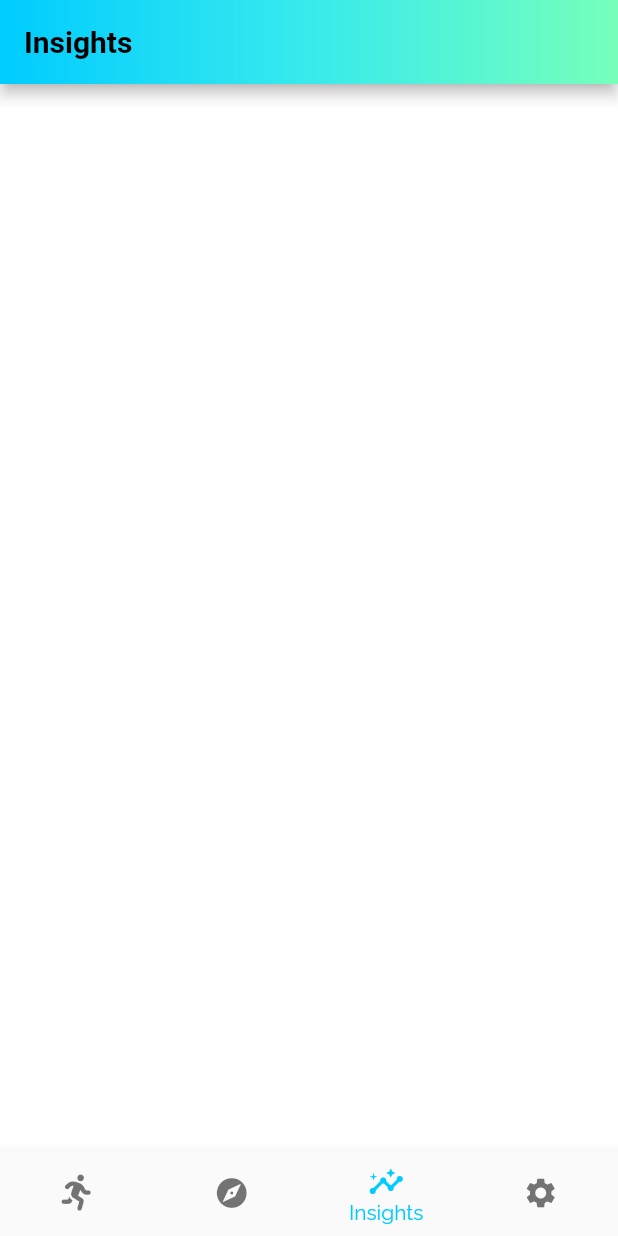
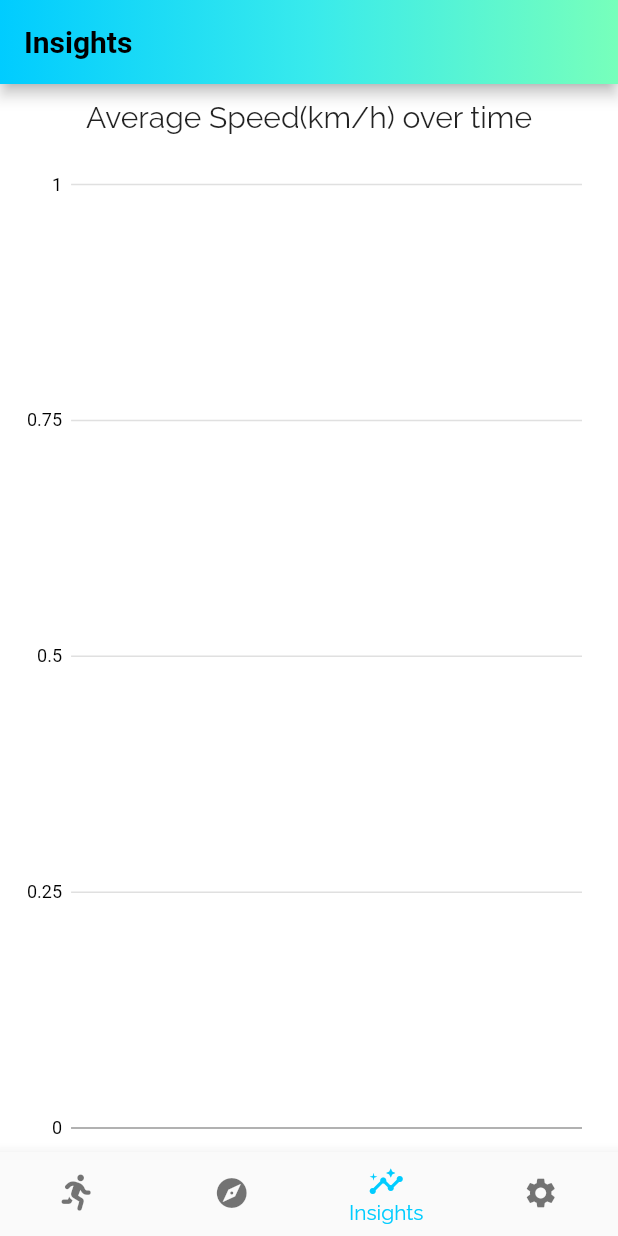
Before and after one commit to Coeeter/flutter-clicktorun, a Flutter app: the ParentScreen screen opened directly, item 3 of the bottom bar chosen, on a phone screen of 412 x 824 dp. Run offline on Flutter 3.47's test engine with Material 2 defaults, Android fonts, the phone set to English and light mode, and no system bars; our stand-ins replace charts_flutter, cloud_firestore, firebase_auth, firebase_core, firebase_storage, flutter_slidable and 5 more; accounts and stored records are empty.

Commit message:
Able to show graph avgspeed over time

```diff
--- /dev/null
+++ b/lib/ui/screens/insights/insights_screen.dart
@@ -0,0 +1,53 @@
+import 'package:clicktorun_flutter/data/model/run_model.dart';
+import 'package:clicktorun_flutter/data/repositories/auth_repository.dart';
+import 'package:clicktorun_flutter/data/repositories/run_repository.dart';
+import 'package:clicktorun_flutter/ui/screens/insights/widgets/average_speed_graph.dart';
+import 'package:flutter/material.dart';
+
+class InsightsScreen extends StatefulWidget {
+  const InsightsScreen({Key? key}) : super(key: key);
+
+  @override
+  State<InsightsScreen> createState() => InsightsScreenState();
+}
+
+class InsightsScreenState extends State<InsightsScreen> {
+  @override
+  Widget build(BuildContext context) {
+    return SizedBox(
+      width: double.infinity,
+      child: Column(
+        children: [
+          Padding(
+            padding: const EdgeInsets.all(10.0),
+            child: Text(
+              "Average Speed(km/h) over time",
+              style: Theme.of(context).textTheme.headline5?.copyWith(
+                    fontSize: 20,
+                  ),
+            ),
+          ),
+          Expanded(
+            child: StreamBuilder<List<RunModel>>(
+              stream: RunRepository.instance().getRunList(
+                AuthRepository.instance().currentUser!.email!,
+              ),
+              builder: (context, snapshot) {
+                if (snapshot.connectionState == ConnectionState.waiting) {
+                  return const Center(child: CircularProgressIndicator());
+                }
+                List<RunModel> runList = snapshot.data!;
+                return Padding(
+                  padding: const EdgeInsets.all(10.0),
+                  child: AverageSpeedOverTimeGraph(
+                    runList: runList,
+                  ),
+                );
+              },
+            ),
+          ),
+        ],
+      ),
+    );
+  }
+}
--- /dev/null
+++ b/lib/ui/screens/insights/widgets/average_speed_graph.dart
@@ -0,0 +1,103 @@
+import 'package:charts_flutter/flutter.dart' as charts;
+import 'package:clicktorun_flutter/data/model/run_model.dart';
+import 'package:clicktorun_flutter/ui/utils/colors.dart';
+import 'package:flutter/material.dart';
+
+class AverageSpeedOverTimeGraph extends StatefulWidget {
+  final List<RunModel> runList;
+  const AverageSpeedOverTimeGraph({
+    required this.runList,
+    Key? key,
+  }) : super(key: key);
+
+  @override
+  State<AverageSpeedOverTimeGraph> createState() =>
+      AverageSpeedOverTimeGraphState();
+}
+
+class AverageSpeedOverTimeGraphState extends State<AverageSpeedOverTimeGraph> {
+  double? selectedSpeed;
+  final List<String> _months = [
+    "January",
+    "February",
+    "March",
+    "April",
+    "May",
+    "June",
+    "July",
+    "August",
+    "September",
+    "October",
+    "November",
+    "December"
+  ];
+
+  @override
+  Widget build(BuildContext context) {
+    charts.Color? labelColor = charts.ColorUtil.fromDartColor(
+      Theme.of(context).brightness == Brightness.dark
+          ? Colors.white
+          : Colors.black,
+    );
+    List<charts.Series<RunModel, String>> seriesList = [
+      charts.Series(
+        id: "Average speed over time",
+        data: widget.runList,
+        domainFn: (RunModel runModel, _) {
+          DateTime dateRan = DateTime.fromMillisecondsSinceEpoch(
+            runModel.timeStartedInMilliseconds,
+          ).toLocal();
+          return "${dateRan.hour}:${dateRan.minute}:${dateRan.second}\n"
+              "${dateRan.day} ${_months[dateRan.month - 1]}";
+        },
+        measureFn: (RunModel runModel, _) => runModel.averageSpeed,
+        colorFn: (_, __) => charts.ColorUtil.fromDartColor(
+          ClickToRunColors.primary,
+        ),
+      ),
+    ];
+    return charts.BarChart(
+      seriesList,
+      animate: true,
+      behaviors: [
+        charts.SlidingViewport(),
+        charts.PanAndZoomBehavior(),
+        if (selectedSpeed != null)
+          charts.ChartTitle(
+            selectedSpeed!.toStringAsFixed(2) + " km/h",
+            behaviorPosition: charts.BehaviorPosition.top,
+            titleOutsideJustification:
+                charts.OutsideJustification.middleDrawArea,
+          ),
+      ],
+      domainAxis: charts.OrdinalAxisSpec(
+        viewport: charts.OrdinalViewport("", 5),
+        renderSpec: charts.GridlineRendererSpec(
+          labelStyle: charts.TextStyleSpec(
+            color: labelColor,
+          ), //chnage white color as per your requirement.
+        ),
+      ),
+      primaryMeasureAxis: charts.NumericAxisSpec(
+        renderSpec: charts.GridlineRendererSpec(
+          labelStyle: charts.TextStyleSpec(
+            color: labelColor,
+          ),
+        ),
+      ),
+      selectionModels: [
+        charts.SelectionModelConfig(
+          type: charts.SelectionModelType.info,
+          changedListener: (charts.SelectionModel<String> selectionModel) {
+            final List<charts.SeriesDatum<String>> selectedDatum =
+                selectionModel.selectedDatum;
+            setState(() {
+              selectedSpeed =
+                  (selectedDatum.first.datum as RunModel).averageSpeed;
+            });
+          },
+        )
+      ],
+    );
+  }
+}
--- a/lib/ui/screens/parent/parent_screen.dart
+++ b/lib/ui/screens/parent/parent_screen.dart
@@ -1,3 +1,4 @@
+import 'package:clicktorun_flutter/ui/screens/insights/insights_screen.dart';
 import 'package:clicktorun_flutter/ui/screens/settings/settings_screen.dart';
 import 'package:clicktorun_flutter/ui/screens/tracking/your_runs_screen.dart';
 import 'package:clicktorun_flutter/ui/widgets/appbar.dart';
@@ -26,7 +27,7 @@ class _ParentScreenState extends State<ParentScreen> {
         ),
       ),
       body: Container(
-        decoration: BoxDecoration(color: Theme.of(context).colorScheme.surface),
+        color: Theme.of(context).colorScheme.surface,
         child: _getCurrentScreen(currentIndex),
       ),
       bottomNavigationBar: BottomNavigationBar(
@@ -67,7 +68,7 @@ class _ParentScreenState extends State<ParentScreen> {
           refreshParent: () => setState(() {}),
         ),
         null,
-        null,
+        const InsightsScreen(),
         SettingsScreen()
       ][index];
 
--- a/lib/ui/screens/tracking/widgets/runs_list_view.dart
+++ b/lib/ui/screens/tracking/widgets/runs_list_view.dart
@@ -65,6 +65,7 @@ class RunsListViewState extends State<RunsListView> {
       physics: widget.isLoading
           ? const NeverScrollableScrollPhysics()
           : const BouncingScrollPhysics(),
+
       itemBuilder: (context, index) {
         if (widget.isLoading) {
           return _getLoadingListItem();
@@ -144,7 +145,7 @@ class RunsListViewState extends State<RunsListView> {
             highlightColor: _highlightColor,
             baseColor: _baseColor,
             child: Container(
-              height: 16,
+              height: 20,
               color: Colors.grey[300],
             ),
           ),
```
